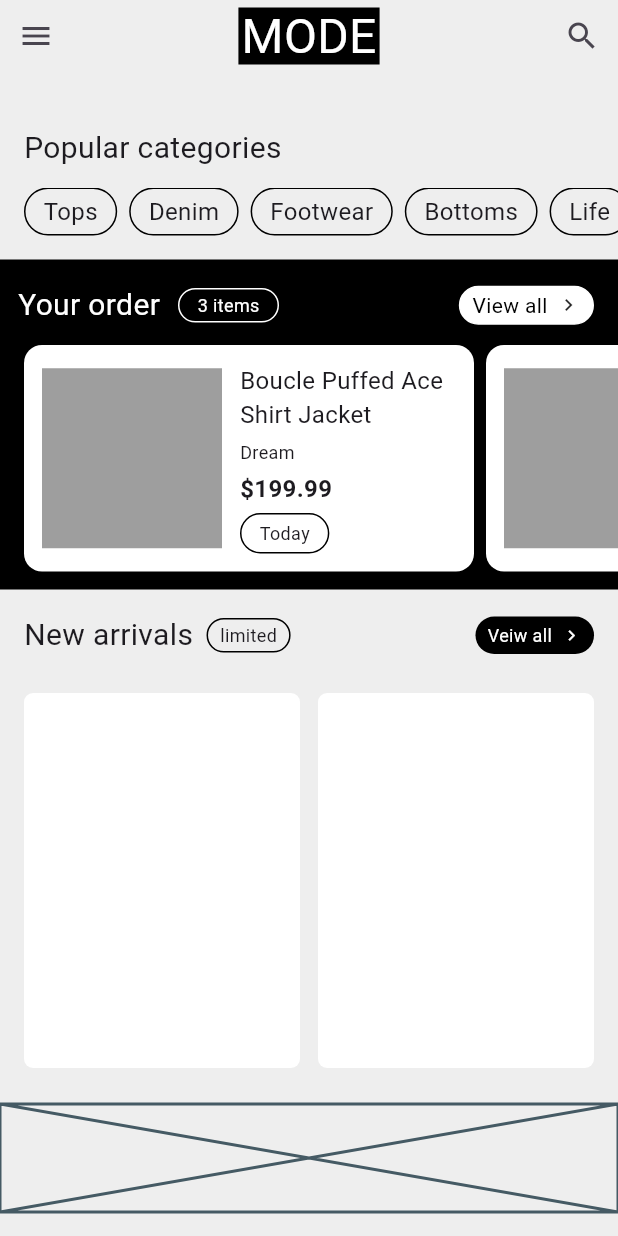
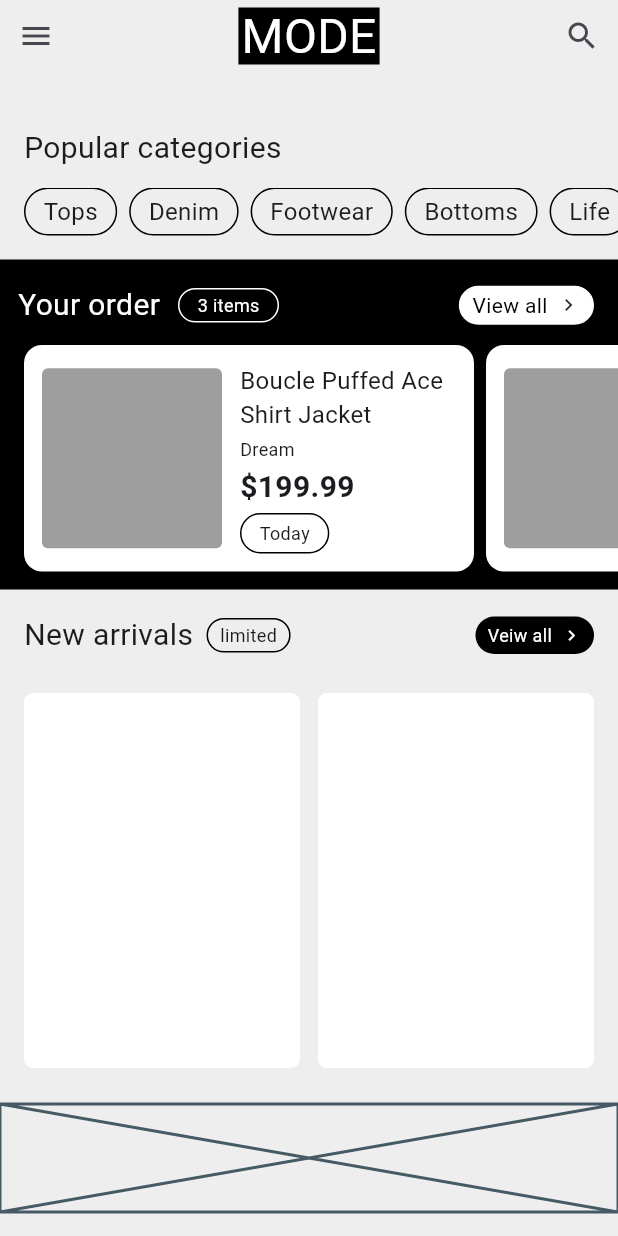
Before and after one commit to JAICHANGPARK/flutter_notebook_chapter_49, a Flutter app: the ECommerceHomePage screen opened directly, on a phone screen of 412 x 824 dp. Run offline on Flutter 3.47's test engine with Material 3 defaults, Android fonts, the phone set to English and light mode, and no system bars; our stand-ins replace gap, google_fonts; Roboto replaces fonts that are missing (Akshar).

Commit message:
Update e_commerce_home_page.dart

```diff
--- a/lib/ep2451_e_commerce_app/ui/e_commerce_home_page.dart
+++ b/lib/ep2451_e_commerce_app/ui/e_commerce_home_page.dart
@@ -157,7 +157,8 @@ class _ECommerceHomePageState extends State<ECommerceHomePage> {
                                 Container(
                                   height: 120,
                                   width: 120,
-                                  decoration: BoxDecoration(color: Colors.grey),
+                                  decoration: BoxDecoration(color: Colors.grey,
+                                  borderRadius: BorderRadius.circular(4)),
                                 ),
 
                                 Expanded(
@@ -182,7 +183,7 @@ class _ECommerceHomePageState extends State<ECommerceHomePage> {
                                         Text(
                                           "\$199.99",
                                           style: GoogleFonts.akshar(
-                                            fontSize: 16,
+                                            fontSize: 20,
                                             fontWeight: .bold,
                                           ),
                                         ),
```
